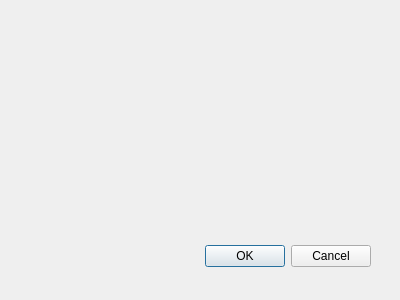
Before: the Qt Designer form Wtyczk1_dialog_base.ui in adamstan102/Projekt2, drawn with Qt 5.
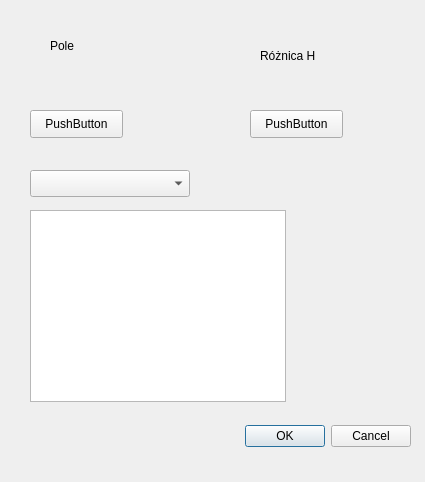
After: the same form once the commit is applied. Custom widgets are drawn as their Qt base class.

The edit to the form file:
```diff
--- a/Wtyczk1_dialog_base.ui
+++ b/Wtyczk1_dialog_base.ui
@@ -1,23 +1,23 @@
 <ui version="4.0" >
  <class>Wtyczk1DialogBase</class>
- <widget class="QDialog" name="Wtyczk1DialogBase" >
-  <property name="geometry" >
+ <widget class="QDialog" name="Wtyczk1DialogBase">
+  <property name="geometry">
    <rect>
     <x>0</x>
     <y>0</y>
-    <width>400</width>
-    <height>300</height>
+    <width>425</width>
+    <height>482</height>
    </rect>
   </property>
   <property name="windowTitle" >
    <string>Wtyczk1</string>
   </property>
-  <widget class="QDialogButtonBox" name="button_box" >
-   <property name="geometry" >
+  <widget class="QDialogButtonBox" name="button_box">
+   <property name="geometry">
     <rect>
-     <x>30</x>
-     <y>240</y>
-     <width>341</width>
+     <x>210</x>
+     <y>420</y>
+     <width>201</width>
      <height>32</height>
     </rect>
    </property>
@@ -28,7 +28,86 @@
     <set>QDialogButtonBox::Cancel|QDialogButtonBox::Ok</set>
    </property>
   </widget>
+  <widget class="QLabel" name="Pole">
+   <property name="geometry">
+    <rect>
+     <x>50</x>
+     <y>30</y>
+     <width>121</width>
+     <height>31</height>
+    </rect>
+   </property>
+   <property name="text">
+    <string>Pole</string>
+   </property>
+  </widget>
+  <widget class="QPushButton" name="pushButton_Pole">
+   <property name="geometry">
+    <rect>
+     <x>30</x>
+     <y>110</y>
+     <width>93</width>
+     <height>28</height>
+    </rect>
+   </property>
+   <property name="text">
+    <string>PushButton</string>
+   </property>
+  </widget>
+  <widget class="QPushButton" name="pushButton_Roz_H">
+   <property name="geometry">
+    <rect>
+     <x>250</x>
+     <y>110</y>
+     <width>93</width>
+     <height>28</height>
+    </rect>
+   </property>
+   <property name="text">
+    <string>PushButton</string>
+   </property>
+  </widget>
+  <widget class="QLabel" name="label">
+   <property name="geometry">
+    <rect>
+     <x>260</x>
+     <y>40</y>
+     <width>71</width>
+     <height>31</height>
+    </rect>
+   </property>
+   <property name="text">
+    <string>Różnica H</string>
+   </property>
+  </widget>
+  <widget class="QgsMapLayerComboBox" name="mMapLayerComboBox_warstwy">
+   <property name="geometry">
+    <rect>
+     <x>30</x>
+     <y>170</y>
+     <width>160</width>
+     <height>27</height>
+    </rect>
+   </property>
+  </widget>
+  <widget class="QTextBrowser" name="textBrowser_komunikaty">
+   <property name="geometry">
+    <rect>
+     <x>30</x>
+     <y>210</y>
+     <width>256</width>
+     <height>192</height>
+    </rect>
+   </property>
+  </widget>
  </widget>
+ <customwidgets>
+  <customwidget>
+   <class>QgsMapLayerComboBox</class>
+   <extends>QComboBox</extends>
+   <header>qgsmaplayercombobox.h</header>
+  </customwidget>
+ </customwidgets>
  <resources/>
  <connections>
   <connection>
```
Left out of the diff: 33 changed lines with no effect on the pictures.
